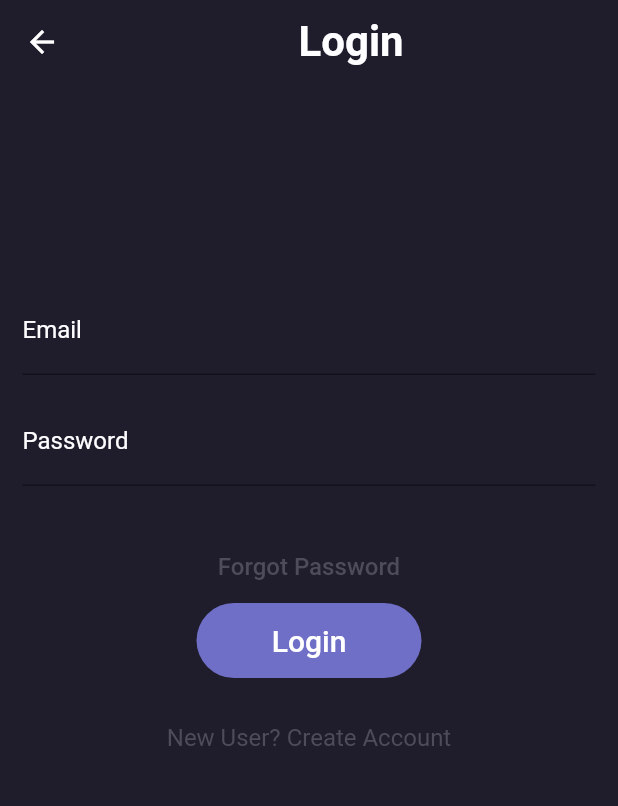
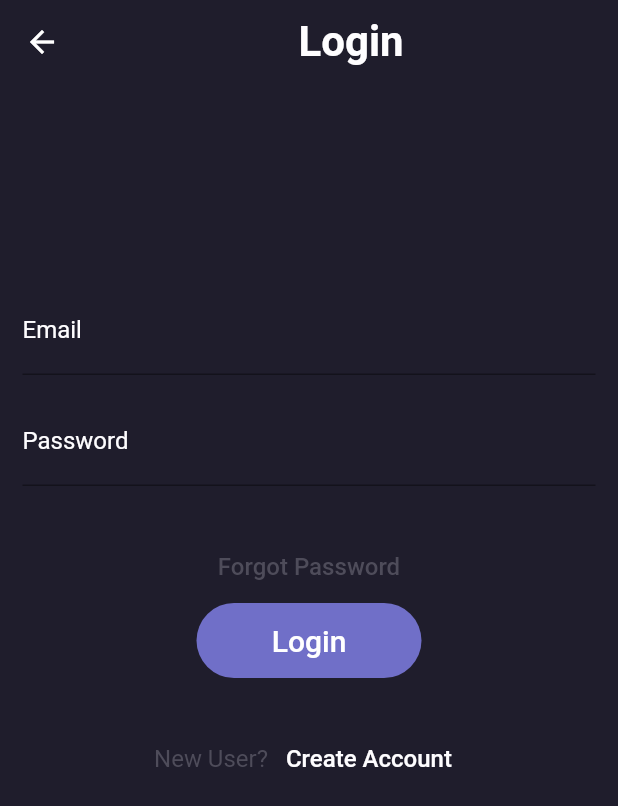
Before and after one commit to faisal-kn/NotesApp-server, a Flutter app: the Login screen opened directly, on a phone screen of 412 x 824 dp. Shown: the top 806 px of the screen. Run offline on Flutter 3.47's test engine with Material 2 defaults, Android fonts, the phone set to English and light mode, and no system bars.

Commit message:
removed render issue

```diff
--- a/lib/screens/login.dart
+++ b/lib/screens/login.dart
@@ -99,12 +99,27 @@ class _LoginState extends State<Login> {
         SizedBox(
           height: 30,
         ),
-        Text(
-          'New User? Create Account',
-          style: TextStyle(
-            color: normalTextColor,
-            fontSize: normalTextSizeSmall,
-          ),
+        Row(
+          mainAxisAlignment: MainAxisAlignment.center,
+          children: [
+            Text(
+              'New User? ',
+              style: TextStyle(
+                color: normalTextColor,
+                fontSize: normalTextSizeSmall,
+              ),
+            ),
+            TextButton(
+              onPressed: () {},
+              child: Text(
+                'Create Account',
+                style: TextStyle(
+                  color:headerTextColor,
+                  fontSize:normalTextSizeSmall,
+                ),
+              ),
+            ),
+          ],
         ),
       ]),
     );
--- a/lib/screens/notesdisp.dart
+++ b/lib/screens/notesdisp.dart
@@ -84,8 +84,8 @@ class _DisplayNotesState extends State<DisplayNotes> {
               padding: const EdgeInsets.all(8.0),
               child: StaggeredGridView.countBuilder(
                 staggeredTileBuilder: (int index) => StaggeredTile.fit(1),
-                mainAxisSpacing: 30,
-                crossAxisSpacing: 30,
+                mainAxisSpacing: 25,
+                crossAxisSpacing: 25,
                 crossAxisCount: 2,
                 itemCount: widget.notes.length,
                 itemBuilder: (context, index) =>
```
Also changed, not shown: lib/widgets/notecard.dart (+10 -3 lines).
